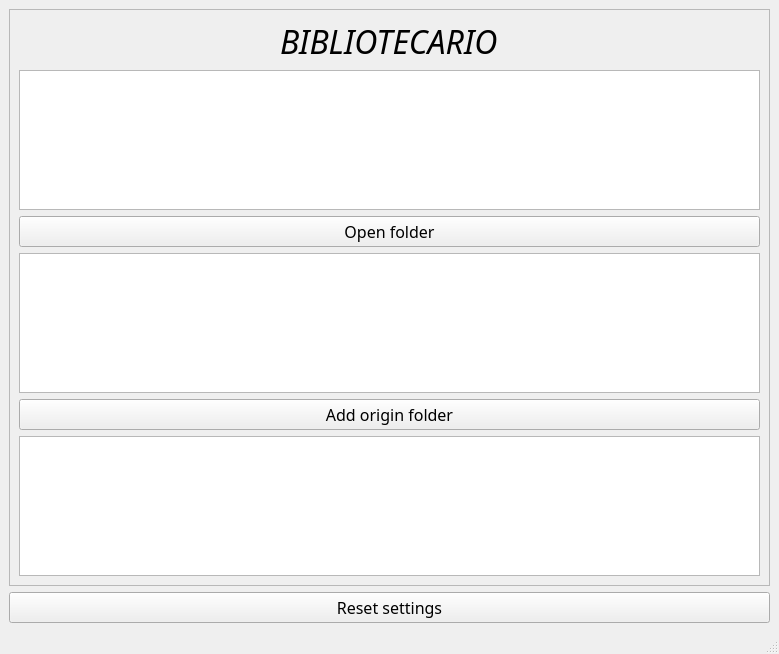
Before: the Qt Designer form src/gui/app.ui in TomiVidal99/bibliotecario, drawn with Qt 5.
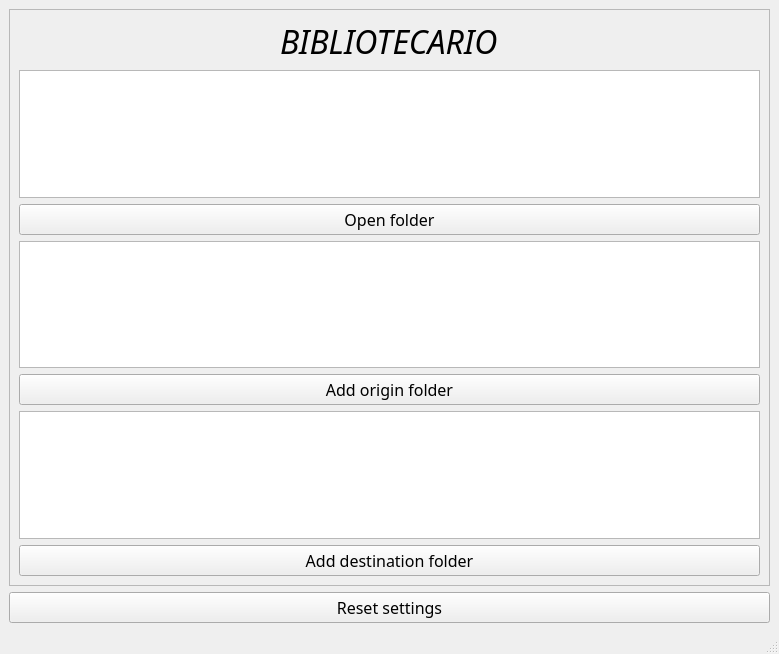
After: the same form once the commit is applied.

Commit message: Update: added buttons to start interacting with the user

Diff of the .ui file:
```diff
--- a/src/gui/app.ui
+++ b/src/gui/app.ui
@@ -77,6 +77,13 @@
         <item>
          <widget class="QListWidget" name="list_destination_folders"/>
         </item>
+        <item>
+         <widget class="QPushButton" name="btn_add_destination_folder">
+          <property name="text">
+           <string>Add destination folder</string>
+          </property>
+         </widget>
+        </item>
        </layout>
        <zorder>list_recently_moved</zorder>
        <zorder>label_app_title</zorder>
```
Left out of the diff: 1 changed line with no effect on the pictures. The commit also changes 6 other files.
